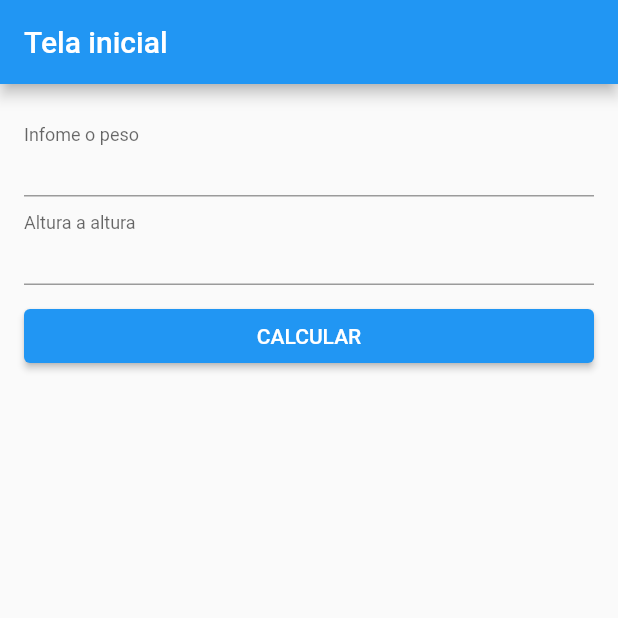
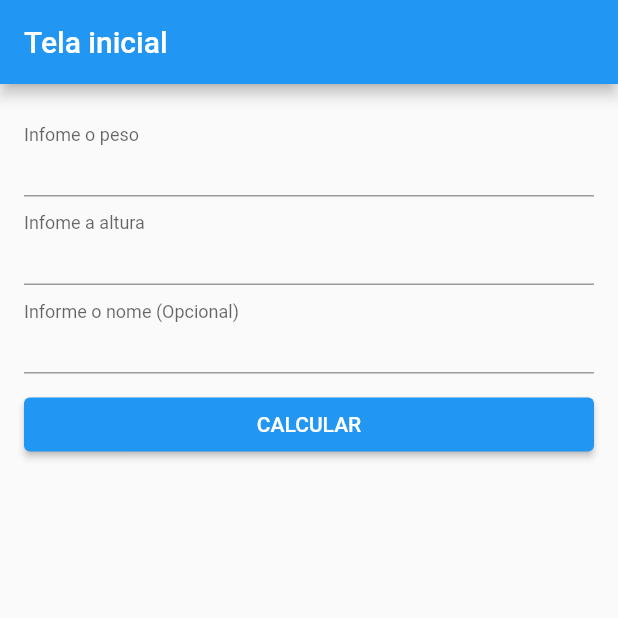
Before and after one commit to BrunoRabbit/calc_imc, a Flutter app: the screen it shows after launch, after a tap on "CALCULAR", on a phone screen of 412 x 824 dp, the top half of it. Run offline on Flutter 3.47's test engine with Material 2 defaults, Android fonts, the phone set to English and light mode, and no system bars; our stand-ins replace hive, hive_flutter; accounts and stored records are empty.

Commit message:
feat: desafio 3 com hive

```diff
--- a/lib/home_view.dart
+++ b/lib/home_view.dart
@@ -1,5 +1,6 @@
 import 'package:calculo_imc/imc_model.dart';
 import 'package:flutter/material.dart';
+import 'package:hive/hive.dart';
 
 class HomeView extends StatefulWidget {
   const HomeView({super.key});
@@ -11,7 +12,9 @@ class HomeView extends StatefulWidget {
 class _HomeViewState extends State<HomeView> {
   final heightEC = TextEditingController();
   final widthEC = TextEditingController();
-  List<ImcModel> listImc = [];
+  final nameEC = TextEditingController();
+  static const String key = 'imc_key';
+  var box = Hive.openBox(key);
 
   @override
   Widget build(BuildContext context) {
@@ -38,7 +41,15 @@ class _HomeViewState extends State<HomeView> {
                 keyboardType: TextInputType.number,
                 decoration: const InputDecoration(
                   floatingLabelBehavior: FloatingLabelBehavior.always,
-                  labelText: 'Altura a altura',
+                  labelText: 'Infome a altura',
+                ),
+              ),
+              TextField(
+                controller: nameEC,
+                keyboardType: TextInputType.number,
+                decoration: const InputDecoration(
+                  floatingLabelBehavior: FloatingLabelBehavior.always,
+                  labelText: 'Informe o nome (Opcional)',
                 ),
               ),
               const SizedBox(height: 10),
@@ -47,14 +58,28 @@ class _HomeViewState extends State<HomeView> {
                   Expanded(
                     child: ElevatedButton(
                       child: const Text('CALCULAR'),
-                      onPressed: () {
+                      onPressed: () async {
+                        final box = await Hive.openBox(key);
+
+                        final name = nameEC.text;
+                        final weight = double.parse(widthEC.text);
+                        final height = double.parse(heightEC.text);
+
+                        final model = ImcModel(
+                          name: name.isNotEmpty ? name : null,
+                          weight: weight,
+                          height: height,
+                        );
+                        final imc = model.verifyImc(model.calcularIMC());
+                        final imcResult = model.calcularIMC();
+
                         setState(() {
-                          listImc.add(
-                            ImcModel(
-                              height: double.parse(heightEC.text),
-                              weight: double.parse(widthEC.text),
-                            ),
+                          model.copyWith(
+                            imc: imc,
+                            imcResult: imcResult,
                           );
+
+                          box.add(model);
                         });
                       },
                     ),
@@ -62,16 +87,23 @@ class _HomeViewState extends State<HomeView> {
                 ],
               ),
               const SizedBox(height: 10),
-              GridView.builder(
-                gridDelegate: const SliverGridDelegateWithMaxCrossAxisExtent(
+              FutureBuilder(
+                future: Hive.openBox(key),
+                builder: (context, snapshot) {
+                  if (snapshot.connectionState == ConnectionState.done) {
+                    final box = Hive.box(key);
+
+                    return GridView.builder(
+                      shrinkWrap: true,
+                      gridDelegate:
+                          const SliverGridDelegateWithMaxCrossAxisExtent(
                         maxCrossAxisExtent: 180,
                       ),
-                shrinkWrap: true,
-                itemCount: listImc.length,
                       padding: const EdgeInsets.all(12),
+                      itemCount: box.length,
                       itemBuilder: (context, index) {
-                  final item = listImc[index];
-                  final imc = item.calcularIMC();
+                        final data = box.getAt(index) as ImcModel;
+                        final imc = data.calcularIMC();
 
                         return Column(
                           children: [
@@ -87,13 +119,19 @@ class _HomeViewState extends State<HomeView> {
                             Row(
                               mainAxisAlignment: MainAxisAlignment.center,
                               children: [
-                          Text("Altura: ${item.height}"),
+                                Text("Altura: ${data.height}"),
                                 const SizedBox(width: 10),
-                          Text("Peso: ${item.weight}"),
+                                Text("Peso: ${data.weight}"),
                               ],
                             ),
-                      Text(item.verifyImc(imc)),
+                            Text(data.verifyImc(imc)),
                           ],
+                        );
+                      },
+                    );
+                  }
+                  return const Center(
+                    child: CircularProgressIndicator(),
                   );
                 },
               ),
--- a/lib/imc_model.dart
+++ b/lib/imc_model.dart
@@ -1,11 +1,32 @@
-class ImcModel {
+import 'package:hive/hive.dart';
+
+part 'imc_model.g.dart';
+
+@HiveType(typeId: 0)
+class ImcModel extends HiveObject {
   ImcModel({
-    this.weight,
-    this.height,
+    required this.weight,
+    required this.height,
+    this.imc,
+    this.imcResult,
+    this.name = "Não informado",
   });
 
+
+  @HiveField(0)
+  double? height;
+
+  @HiveField(1)
+  String? name;
+
+  @HiveField(2)
+  String? imc;
+
+  @HiveField(3)
+  double? imcResult;
+
+  @HiveField(4)
   double? weight;
-  double? height;
 
   double calcularIMC() {
     return weight! / (height! * height!);
@@ -33,4 +54,20 @@ class ImcModel {
 
     return message;
   }
+
+  ImcModel copyWith({
+    double? weight,
+    double? height,
+    String? name,
+    String? imc,
+    double? imcResult,
+  }) {
+    return ImcModel(
+      weight: weight ?? this.weight,
+      height: height ?? this.height,
+      imc: imc ?? this.imc,
+      imcResult: imcResult ?? this.imcResult,
+      name: name ?? this.name,
+    );
+  }
 }
--- a/lib/main.dart
+++ b/lib/main.dart
@@ -1,6 +1,14 @@
+// ignore_for_file: public_member_api_docs, sort_constructors_first
+import 'package:calculo_imc/imc_model.dart';
+import 'package:flutter/material.dart';
+import 'package:hive_flutter/hive_flutter.dart';
+
 import 'package:calculo_imc/app.dart';
-import 'package:flutter/material.dart';
 
-void main() {
+Future<void> main() async {
+  WidgetsFlutterBinding.ensureInitialized();
+  await Hive.initFlutter();
+  Hive.registerAdapter(ImcModelAdapter());
+  await Hive.openBox('imc_key');
   runApp(const Application());
 }
--- a/pubspec.yaml
+++ b/pubspec.yaml
@@ -7,8 +7,12 @@ environment:
   sdk: '>=3.1.0 <4.0.0'
 
 dependencies:
+  build_runner: ^2.4.6
   flutter:
     sdk: flutter
+  hive: ^2.2.3
+  hive_flutter: ^1.1.0
+  hive_generator: ^2.0.1
 
 dev_dependencies:
   flutter_test:
```
Also changed, not shown: lib/imc_model.g.dart (added), pubspec.lock. Lines whose indentation alone changed are shown as unchanged.
